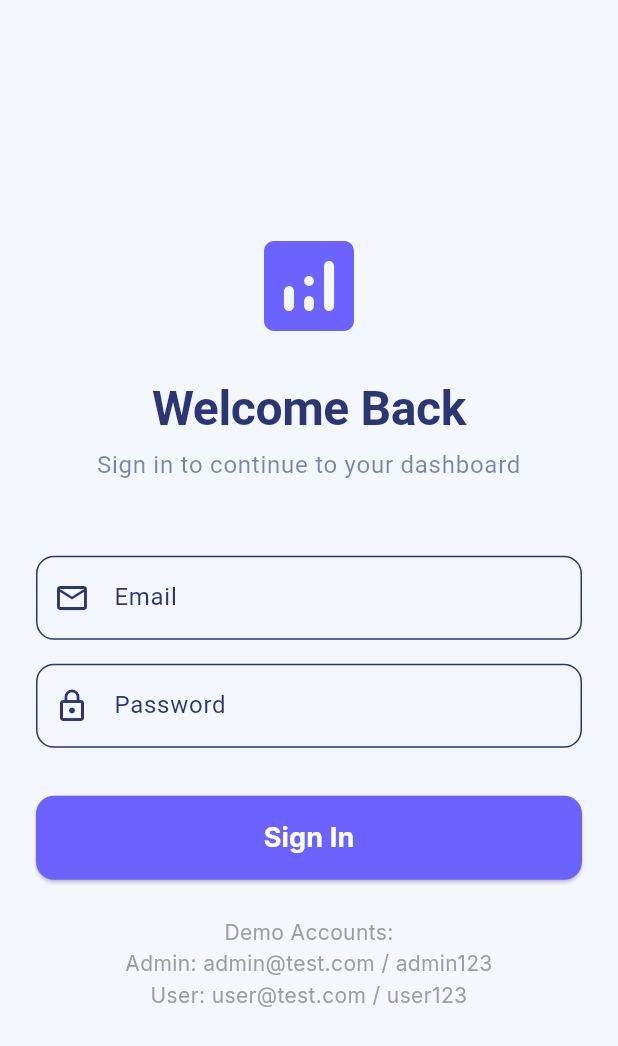
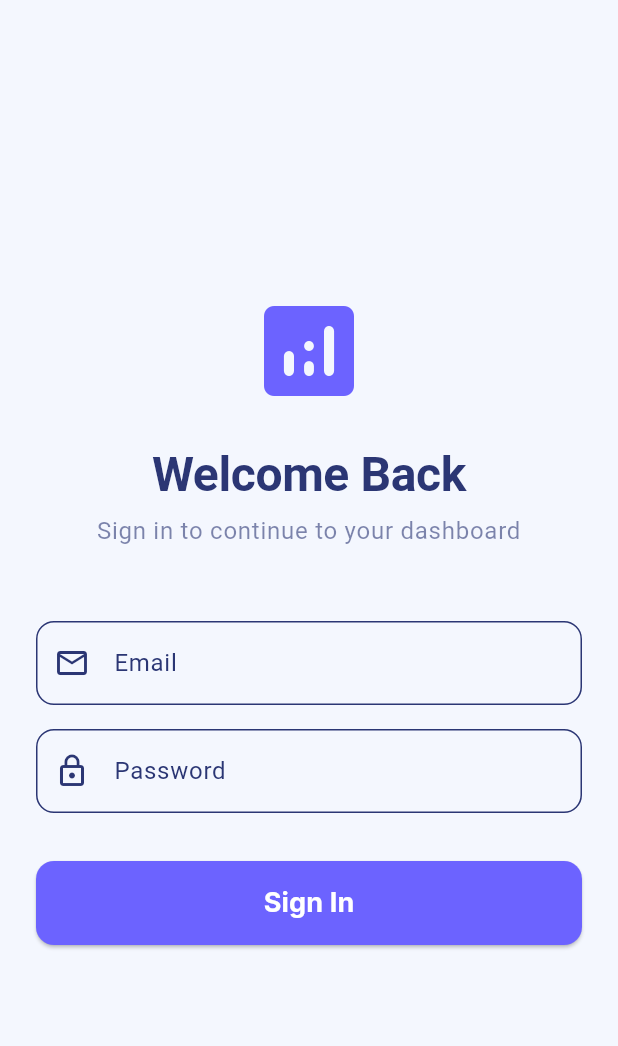
Before and after one commit to ajithmannarakkal/flutter-analytics-dashboard, a Flutter app: the screen it shows after launch, on a phone screen of 412 x 824 dp. Shown: the top 1046 px of the screen. Run offline on Flutter 3.47's test engine with Material 3 defaults, Android fonts, the phone set to English and light mode, and no system bars; our stand-ins replace dio, equatable, fl_chart, flutter_riverpod, flutter_secure_storage, go_router and 1 more.

Commit message:
fix: login page fix

```diff
--- a/lib/features/auth/presentation/login_screen.dart
+++ b/lib/features/auth/presentation/login_screen.dart
@@ -63,6 +63,7 @@ class _LoginScreenState extends ConsumerState<LoginScreen> {
             padding: const EdgeInsets.all(24.0),
             child: Form(
               key: _formKey,
+              autovalidateMode: AutovalidateMode.onUserInteraction,
               child: Column(
                 mainAxisAlignment: MainAxisAlignment.center,
                 crossAxisAlignment: CrossAxisAlignment.stretch,
@@ -147,12 +148,6 @@ class _LoginScreenState extends ConsumerState<LoginScreen> {
                             ),
                     ),
                   ),
-                  const SizedBox(height: 24),
-                  const Text(
-                    'Demo Accounts:\nAdmin: admin@test.com / admin123\nUser: user@test.com / user123',
-                    textAlign: TextAlign.center,
-                    style: TextStyle(color: Colors.grey, height: 1.5),
-                  )
                 ],
               ),
             ),
```
Also changed, not shown: 2 other files.
